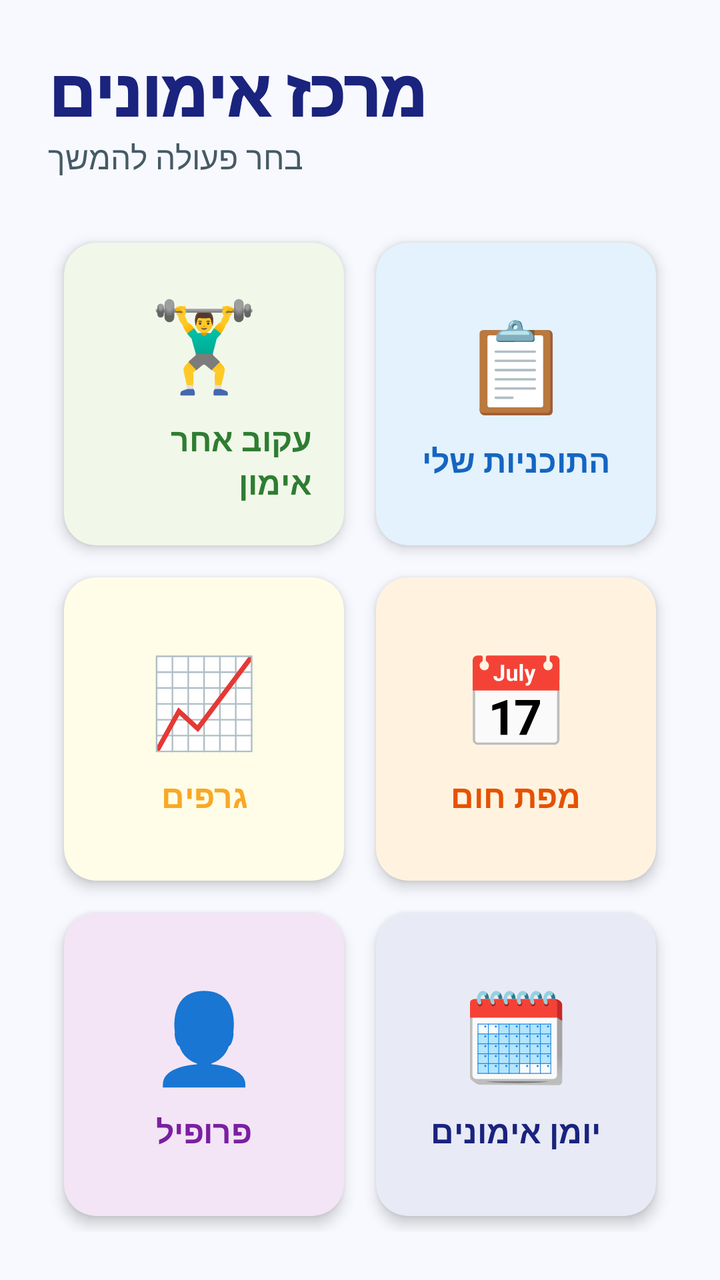
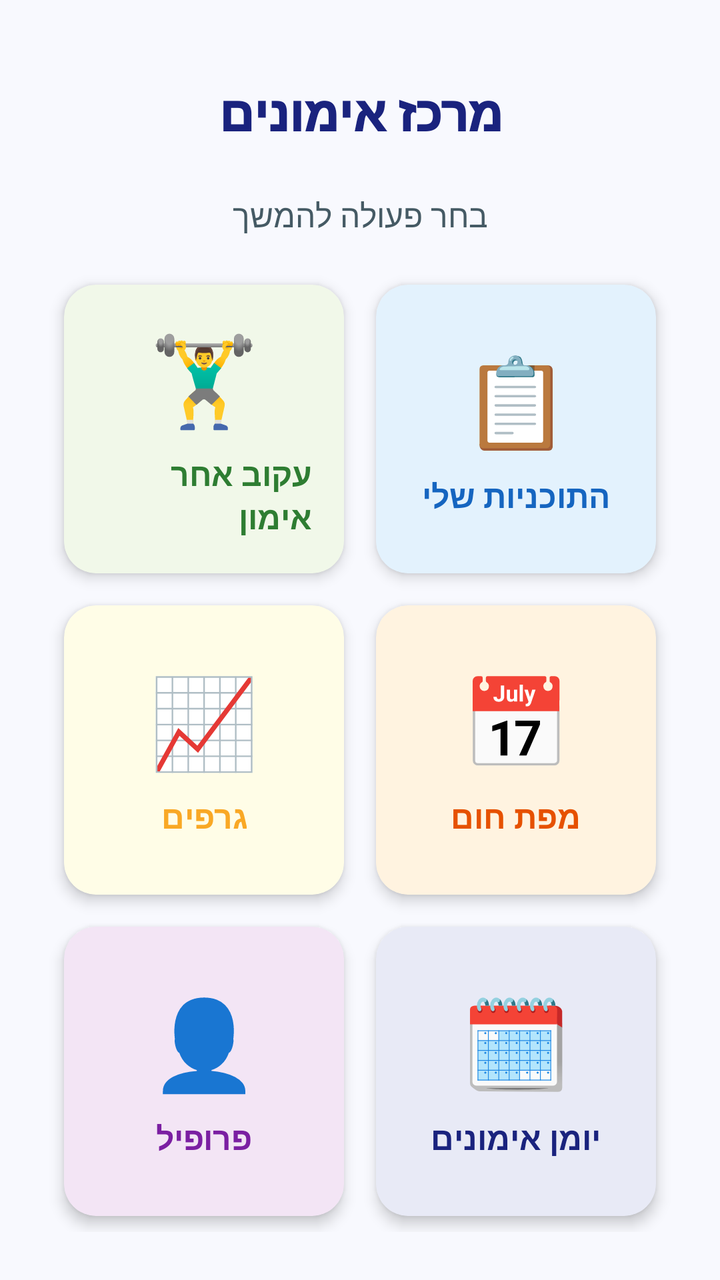

Before-and-after screenshots of an Android layout around one commit, followed by the original layout XML and the change that was made.
<!-- AndroidManifest.xml: application theme Theme.Gym_calender10 -->
<!-- res/layout/activity_user_dashboard.xml -->
<?xml version="1.0" encoding="utf-8"?>
<androidx.constraintlayout.widget.ConstraintLayout xmlns:android="http://schemas.android.com/apk/res/android"
    xmlns:app="http://schemas.android.com/apk/res-auto"
    android:layout_width="match_parent"
    android:layout_height="match_parent"
    android:padding="24dp"
    android:background="@color/bg_dashboard">

    <TextView
        android:id="@+id/tvDashboardTitle"
        android:layout_width="wrap_content"
        android:layout_height="wrap_content"
        android:text="מרכז אימונים"
        android:textSize="32sp"
        android:fontFamily="sans-serif-black"
        android:textColor="@color/primaryColor"
        app:layout_constraintTop_toTopOf="parent"
        app:layout_constraintStart_toStartOf="parent" />

    <TextView
        android:id="@+id/tvDashboardSubtitle"
        android:layout_width="wrap_content"
        android:layout_height="wrap_content"
        android:text="בחר פעולה להמשך"
        android:textSize="16sp"
        android:textColor="@color/secondaryTextColor"
        app:layout_constraintTop_toBottomOf="@+id/tvDashboardTitle"
        app:layout_constraintStart_toStartOf="parent" />

    <GridLayout
        android:layout_width="match_parent"
        android:layout_height="0dp"
        android:layout_marginTop="24dp"
        android:columnCount="2"
        android:rowCount="3"
        app:layout_constraintTop_toBottomOf="@+id/tvDashboardSubtitle"
        app:layout_constraintBottom_toBottomOf="parent">

        
        <com.google.android.material.card.MaterialCardView
            android:id="@+id/cardTrackWorkout"
            style="@style/AppCard"
            android:layout_width="0dp"
            android:layout_height="0dp"
            android:layout_rowWeight="1"
            android:layout_columnWeight="1"
            android:layout_margin="8dp"
            android:layout_gravity="fill"
            android:clickable="true"
            android:focusable="true"
            app:cardBackgroundColor="#F1F8E9">
            <LinearLayout
                android:layout_width="match_parent"
                android:layout_height="match_parent"
                android:gravity="center"
                android:orientation="vertical"
                android:padding="16dp">
                <TextView
                    android:layout_width="wrap_content"
                    android:layout_height="wrap_content"
                    android:text="🏋️‍♂️"
                    android:textSize="44sp" />
                <TextView
                    android:layout_width="wrap_content"
                    android:layout_height="wrap_content"
                    android:text="עקוב אחר אימון"
                    android:textColor="@color/workoutAccent"
                    android:textSize="16sp"
                    android:textStyle="bold"
                    android:layout_marginTop="8dp" />
            </LinearLayout>
        </com.google.android.material.card.MaterialCardView>

        
        <com.google.android.material.card.MaterialCardView
            android:id="@+id/cardMyPlans"
            style="@style/AppCard"
            android:layout_width="0dp"
            android:layout_height="0dp"
            android:layout_rowWeight="1"
            android:layout_columnWeight="1"
            android:layout_margin="8dp"
            android:layout_gravity="fill"
            android:clickable="true"
            android:focusable="true"
            app:cardBackgroundColor="#E3F2FD">
            <LinearLayout
                android:layout_width="match_parent"
                android:layout_height="match_parent"
                android:gravity="center"
                android:orientation="vertical"
                android:padding="16dp">
                <TextView
                    android:layout_width="wrap_content"
                    android:layout_height="wrap_content"
                    android:text="📋"
                    android:textSize="44sp" />
                <TextView
                    android:layout_width="wrap_content"
                    android:layout_height="wrap_content"
                    android:text="התוכניות שלי"
                    android:textColor="@color/planAccent"
                    android:textSize="16sp"
                    android:textStyle="bold"
                    android:layout_marginTop="8dp" />
            </LinearLayout>
        </com.google.android.material.card.MaterialCardView>

        
        <com.google.android.material.card.MaterialCardView
            android:id="@+id/cardAnalytics"
            style="@style/AppCard"
            android:layout_width="0dp"
            android:layout_height="0dp"
            android:layout_rowWeight="1"
            android:layout_columnWeight="1"
            android:layout_margin="8dp"
            android:layout_gravity="fill"
            android:clickable="true"
            android:focusable="true"
            app:cardBackgroundColor="#FFFDE7">
            <LinearLayout
                android:layout_width="match_parent"
                android:layout_height="match_parent"
                android:gravity="center"
                android:orientation="vertical"
                android:padding="16dp">
                <TextView
                    android:layout_width="wrap_content"
                    android:layout_height="wrap_content"
                    android:text="📈"
                    android:textSize="44sp" />
                <TextView
                    android:layout_width="wrap_content"
                    android:layout_height="wrap_content"
                    android:text="גרפים"
                    android:textColor="@color/analyticsAccent"
                    android:textSize="16sp"
                    android:textStyle="bold"
                    android:layout_marginTop="8dp" />
            </LinearLayout>
        </com.google.android.material.card.MaterialCardView>

        
        <com.google.android.material.card.MaterialCardView
            android:id="@+id/cardHeatmap"
            style="@style/AppCard"
            android:layout_width="0dp"
            android:layout_height="0dp"
            android:layout_rowWeight="1"
            android:layout_columnWeight="1"
            android:layout_margin="8dp"
            android:layout_gravity="fill"
            android:clickable="true"
            android:focusable="true"
            app:cardBackgroundColor="#FFF3E0">
            <LinearLayout
                android:layout_width="match_parent"
                android:layout_height="match_parent"
                android:gravity="center"
                android:orientation="vertical"
                android:padding="16dp">
                <TextView
                    android:layout_width="wrap_content"
                    android:layout_height="wrap_content"
                    android:text="📅"
                    android:textSize="44sp" />
                <TextView
                    android:layout_width="wrap_content"
                    android:layout_height="wrap_content"
                    android:text="מפת חום"
                    android:textColor="@color/secondaryColor"
                    android:textSize="16sp"
                    android:textStyle="bold"
                    android:layout_marginTop="8dp" />
            </LinearLayout>
        </com.google.android.material.card.MaterialCardView>

        
        <com.google.android.material.card.MaterialCardView
            android:id="@+id/cardProfile"
            style="@style/AppCard"
            android:layout_width="0dp"
            android:layout_height="0dp"
            android:layout_rowWeight="1"
            android:layout_columnWeight="1"
            android:layout_margin="8dp"
            android:layout_gravity="fill"
            android:clickable="true"
            android:focusable="true"
            app:cardBackgroundColor="#F3E5F5">
            <LinearLayout
                android:layout_width="match_parent"
                android:layout_height="match_parent"
                android:gravity="center"
                android:orientation="vertical"
                android:padding="16dp">
                <TextView
                    android:layout_width="wrap_content"
                    android:layout_height="wrap_content"
                    android:text="👤"
                    android:textSize="44sp" />
                <TextView
                    android:layout_width="wrap_content"
                    android:layout_height="wrap_content"
                    android:text="פרופיל"
                    android:textColor="@color/profileAccent"
                    android:textSize="16sp"
                    android:textStyle="bold"
                    android:layout_marginTop="8dp" />
            </LinearLayout>
        </com.google.android.material.card.MaterialCardView>

        
        <com.google.android.material.card.MaterialCardView
            android:id="@+id/cardCalendar"
            style="@style/AppCard"
            android:layout_width="0dp"
            android:layout_height="0dp"
            android:layout_rowWeight="1"
            android:layout_columnWeight="1"
            android:layout_margin="8dp"
            android:layout_gravity="fill"
            android:clickable="true"
            android:focusable="true"
            app:cardBackgroundColor="#E8EAF6">
            <LinearLayout
                android:layout_width="match_parent"
                android:layout_height="match_parent"
                android:gravity="center"
                android:orientation="vertical"
                android:padding="16dp">
                <TextView
                    android:layout_width="wrap_content"
                    android:layout_height="wrap_content"
                    android:text="🗓️"
                    android:textSize="44sp" />
                <TextView
                    android:layout_width="wrap_content"
                    android:layout_height="wrap_content"
                    android:text="יומן אימונים"
                    android:textColor="@color/primaryColor"
                    android:textSize="16sp"
                    android:textStyle="bold"
                    android:layout_marginTop="8dp" />
            </LinearLayout>
        </com.google.android.material.card.MaterialCardView>

    </GridLayout>

</androidx.constraintlayout.widget.ConstraintLayout>
<!-- resources referenced by this layout -->
<resources>
  <color name="analyticsAccent">#F9A825</color>
  <color name="bg_dashboard">#F8F9FE</color>
  <color name="planAccent">#1565C0</color>
  <color name="primaryColor">#1A237E</color>
  <color name="profileAccent">#7B1FA2</color>
  <color name="secondaryColor">#E65100</color>
  <color name="secondaryTextColor">#455A64</color>
  <color name="workoutAccent">#2E7D32</color>
  <style name="AppCard" parent="Widget.Material3.CardView.Elevated">
          <item name="cardBackgroundColor">@color/cardBackground</item>
          <item name="cardElevation">4dp</item>
          <item name="cardCornerRadius">16dp</item>
          <item name="shapeAppearance">@style/ShapeAppearance.App.MediumComponent</item>
      </style>
  <style name="Theme.Gym_calender10" parent="Theme.Material3.Light.NoActionBar">
          
          <item name="colorPrimary">@color/primaryColor</item>
          <item name="colorPrimaryVariant">@color/primaryDarkColor</item>
          <item name="colorOnPrimary">@color/whiteTextColor</item>
  
          
          <item name="colorSecondary">@color/secondaryColor</item>
          <item name="colorSecondaryVariant">@color/secondaryDarkColor</item>
          <item name="colorOnSecondary">@color/whiteTextColor</item>
  
          
          <item name="android:statusBarColor">@color/primaryDarkColor</item>
  
          
          <item name="android:windowBackground">@color/backgroundColor</item>
          <item name="colorSurface">@color/surfaceColor</item>
          <item name="colorOnSurface">@color/primaryTextColor</item>
  
          
          <item name="materialButtonStyle">@style/AppButton</item>
          <item name="textInputStyle">@style/AppTextInputLayout</item>
          <item name="materialCardViewStyle">@style/AppCard</item>
  
          <item name="bottomSheetDialogTheme">@style/AppBottomSheetDialogTheme</item>
      </style>
  <color name="cardBackground">#FFFFFF</color>
  <style name="ShapeAppearance.App.MediumComponent" parent="ShapeAppearance.Material3.MediumComponent">
          <item name="cornerFamily">rounded</item>
          <item name="cornerSize">12dp</item>
      </style>
  <color name="primaryDarkColor">#000051</color>
  <color name="whiteTextColor">#FFFFFF</color>
  <color name="secondaryDarkColor">#BF360C</color>
  <color name="backgroundColor">#F8F9FA</color>
  <color name="surfaceColor">#FFFFFF</color>
  <color name="primaryTextColor">#121212</color>
  <style name="AppButton" parent="Widget.Material3.Button">
          <item name="android:insetTop">0dp</item>
          <item name="android:insetBottom">0dp</item>
          <item name="shapeAppearance">@style/ShapeAppearance.App.MediumComponent</item>
      </style>
  <style name="AppTextInputLayout" parent="Widget.Material3.TextInputLayout.OutlinedBox">
          <item name="boxStrokeColor">@color/primaryColor</item>
          <item name="boxCornerRadiusTopStart">8dp</item>
          <item name="boxCornerRadiusTopEnd">8dp</item>
          <item name="boxCornerRadiusBottomStart">8dp</item>
          <item name="boxCornerRadiusBottomEnd">8dp</item>
      </style>
  <style name="AppBottomSheetDialogTheme" parent="Theme.Design.Light.BottomSheetDialog">
          <item name="bottomSheetStyle">@style/AppBottomSheetStyle</item>
      </style>
  <style name="AppBottomSheetStyle" parent="Widget.Design.BottomSheet.Modal">
          <item name="android:background">@android:color/transparent</item>
      </style>
</resources>

<!-- the commit's change to res/layout/activity_user_dashboard.xml (unified diff, before → after) -->
@@ -6,31 +6,40 @@
     android:padding="24dp"
     android:background="@color/bg_dashboard">
 
-    <TextView
-        android:id="@+id/tvDashboardTitle"
-        android:layout_width="wrap_content"
+    <FrameLayout
+        android:id="@+id/topBar"
+        android:layout_width="match_parent"
         android:layout_height="wrap_content"
-        android:text="מרכז אימונים"
-        android:textSize="32sp"
-        android:fontFamily="sans-serif-black"
-        android:textColor="@color/primaryColor"
-        app:layout_constraintTop_toTopOf="parent"
-        app:layout_constraintStart_toStartOf="parent" />
+        android:padding="16dp"
+        app:layout_constraintTop_toTopOf="parent">
+
+        <TextView
+            android:id="@+id/tvDashboardTitle"
+            android:layout_width="wrap_content"
+            android:layout_height="wrap_content"
+            android:layout_gravity="center"
+            android:text="מרכז אימונים"
+            android:textSize="24sp"
+            android:fontFamily="sans-serif-black"
+            android:textColor="@color/primaryColor" />
+    </FrameLayout>
 
     <TextView
         android:id="@+id/tvDashboardSubtitle"
         android:layout_width="wrap_content"
         android:layout_height="wrap_content"
+        android:layout_marginTop="8dp"
         android:text="בחר פעולה להמשך"
         android:textSize="16sp"
         android:textColor="@color/secondaryTextColor"
-        app:layout_constraintTop_toBottomOf="@+id/tvDashboardTitle"
-        app:layout_constraintStart_toStartOf="parent" />
+        app:layout_constraintTop_toBottomOf="@+id/topBar"
+        app:layout_constraintStart_toStartOf="parent"
+        app:layout_constraintEnd_toEndOf="parent" />
 
     <GridLayout
         android:layout_width="match_parent"
         android:layout_height="0dp"
-        android:layout_marginTop="24dp"
+        android:layout_marginTop="16dp"
         android:columnCount="2"
         android:rowCount="3"
         app:layout_constraintTop_toBottomOf="@+id/tvDashboardSubtitle"
